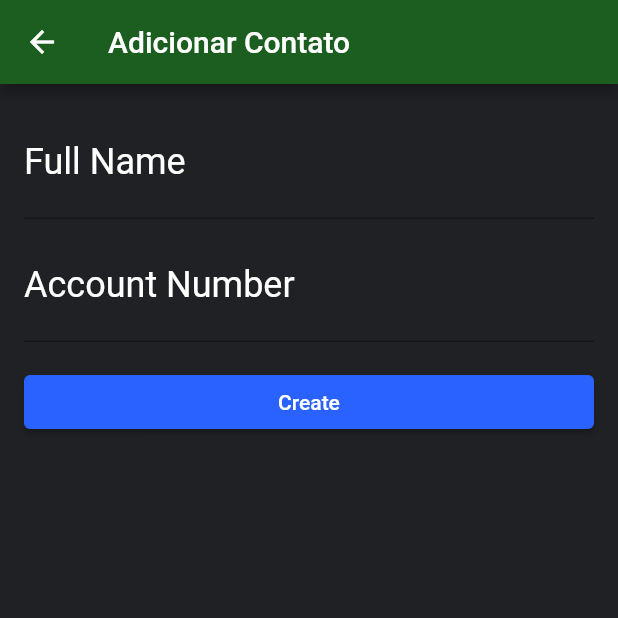
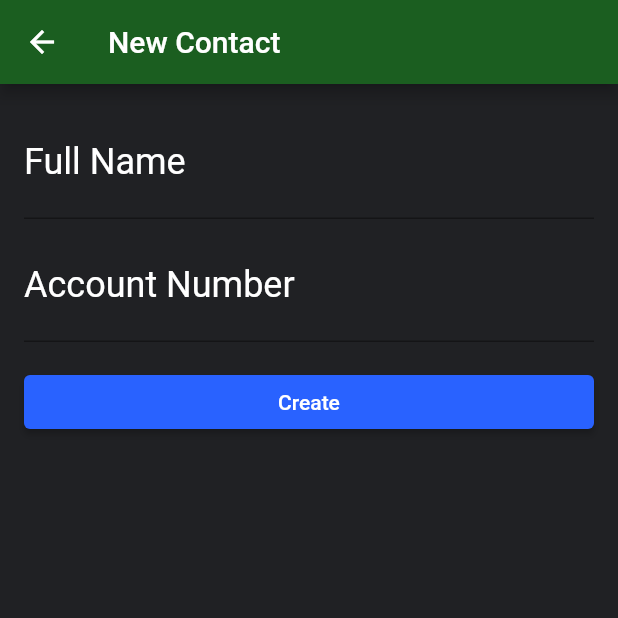
Before and after one commit to pedrotomazdev/Lista-contato-flutter, a Flutter app: the ContactForm screen opened directly, after a tap on "Create", on a phone screen of 412 x 824 dp, the top half of it. Run offline on Flutter 3.47's test engine with Material 2 defaults, Android fonts, the phone set to English and light mode, and no system bars; our stand-ins replace sqflite; accounts and stored records are empty.

Commit message:
Versão final do projeto

```diff
--- /dev/null
+++ b/lib/database/dao/contact_dao.dart
@@ -0,0 +1,71 @@
+import 'package:newbytebank/models/contact.dart';
+import 'package:sqflite/sqflite.dart';
+
+import '../app_database.dart';
+
+class ContactDao {
+  // Data Access Object - DAO
+
+  static const String tableSql = 'CREATE TABLE $_tableName('
+      '$_id INTEGER PRIMARY KEY, '
+      '$_name TEXT, '
+      '$_accountNumber INTEGER)';
+  static const String _tableName = 'contacts';
+  static const String _id = 'id';
+  static const String _name = 'name';
+  static const String _accountNumber = 'account_number';
+
+  Future<int> save(Contact contact) async {
+    final Database db = await getDatabase();
+    Map<String, dynamic> contactMap = _toMap(contact);
+    return db.insert(_tableName, contactMap);
+    // return createDatabase().then((db) {
+    //   final Map<String, dynamic> contactMap = {};
+    //   contactMap['name'] = contact.name;
+    //   contactMap['account_number'] = contact.accountNumber;
+    //   return db.insert('contacts', contactMap);
+    // });
+  }
+
+  Map<String, dynamic> _toMap(Contact contact) {
+    final Map<String, dynamic> contactMap = {};
+    contactMap[_name] = contact.name;
+    contactMap[_accountNumber] = contact.accountNumber;
+    return contactMap;
+  }
+
+  Future<List<Contact>> findAll() async {
+    final Database db = await getDatabase();
+    final List<Map<String, dynamic>> result = await db.query(_tableName);
+    List<Contact> contacts = _toList(result);
+    return contacts;
+
+    // return getDatabase().then((db) {
+    //   return db.query('contacts').then((maps) {
+    //     final List<Contact> contacts = [];
+    //     for (Map<String, dynamic> map in maps) {
+    //       final Contact contact = Contact(
+    //         map['id'],
+    //         map['name'],
+    //         map['account_number'],
+    //       );
+    //       contacts.add(contact);
+    //     }
+    //     return contacts;
+    //   });
+    // });
+  }
+
+  List<Contact> _toList(List<Map<String, dynamic>> result) {
+    final List<Contact> contacts = [];
+    for (Map<String, dynamic> row in result) {
+      final Contact contact = Contact(
+        row[_id],
+        row[_name],
+        row[_accountNumber],
+      );
+      contacts.add(contact);
+    }
+    return contacts;
+  }
+}
--- a/lib/screens/contact_add.dart
+++ b/lib/screens/contact_add.dart
@@ -1,4 +1,5 @@
 import 'package:flutter/material.dart';
+import 'package:newbytebank/database/dao/contact_dao.dart';
 import 'package:newbytebank/models/contact.dart';
 
 // ignore: use_key_in_widget_constructors
@@ -11,12 +12,13 @@ class _ContactFormState extends State<ContactForm> {
   final TextEditingController _nameController = TextEditingController();
   final TextEditingController _accountNumberController =
       TextEditingController();
+  final ContactDao _dao = ContactDao();
 
   @override
   Widget build(BuildContext context) {
     return Scaffold(
       appBar: AppBar(
-        title: const Text("Adicionar Contato"),
+        title: const Text("New Contact"),
       ),
       body: Padding(
         padding: const EdgeInsets.all(16.0),
@@ -67,7 +69,9 @@ class _ContactFormState extends State<ContactForm> {
                     final String? name = _nameController.text;
                     final int? accountNumber =
                         int.tryParse(_accountNumberController.text);
-                    _createContact(context, name, accountNumber);
+                    final Contact newContact =
+                        Contact(0, name!, accountNumber!);
+                    _dao.save(newContact).then((id) => Navigator.pop(context));
                   },
                   child: const Text("Create"),
                 ),
@@ -80,15 +84,15 @@ class _ContactFormState extends State<ContactForm> {
   }
 }
 
-void _createContact(context, name, accountNumber) {
-  if (name != null && accountNumber != null) {
-    final newContact = Contact(0, name, accountNumber);
-    Navigator.pop(context, newContact);
-    // debugPrint('$transferenciaCriada');
-    ScaffoldMessenger.of(context).showSnackBar(
-      SnackBar(
-        content: Text('$newContact'),
-      ),
-    );
-  }
-}
+// void _createContact(context, name, accountNumber) {
+//   if (name != null && accountNumber != null) {
+
+//     // Navigator.pop(context, newContact);
+//     // debugPrint('$transferenciaCriada');
+//     // ScaffoldMessenger.of(context).showSnackBar(
+//     //   SnackBar(
+//     //     content: Text('$newContact'),
+//     //   ),
+//     // );
+//   }
+// }
```
Also changed, not shown: lib/database/app_database.dart (+22 -39 lines), lib/screens/contact_form.dart (+38 -24 lines), 5 other files.
